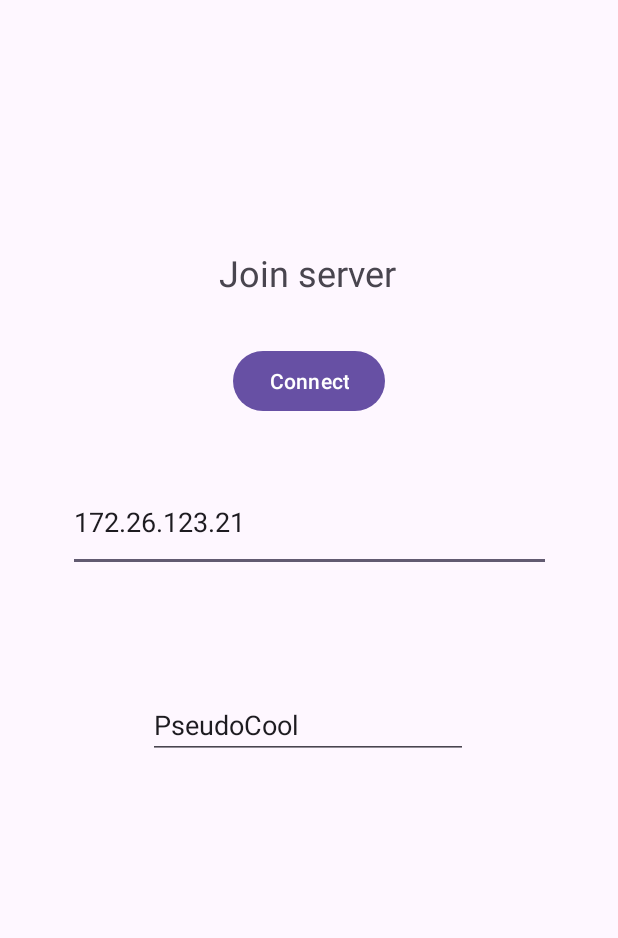
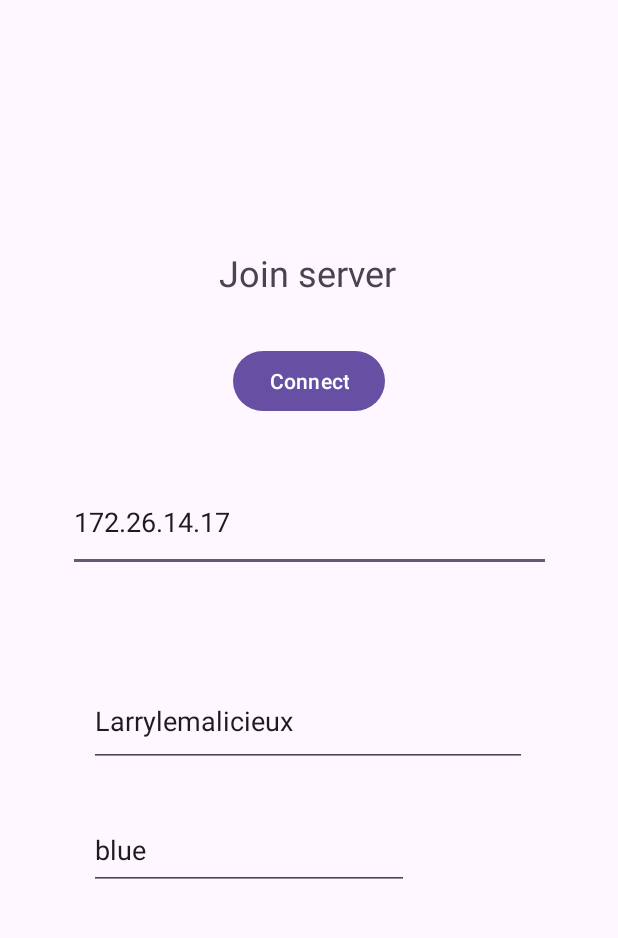
Before and after one commit to SupCrown/android, an Android app: the screen it shows after launch (MainActivity), on a phone screen of 412 x 824 dp, the part 96-1034 px from its top. Run offline under Robolectric (Android 15) with nearby library versions, the phone set to English and light mode, and no system bars.

Commit message:
ajout pseudo et couleur

```diff
--- a/TPManette/app/src/main/res/layout/activity_main.xml
+++ b/TPManette/app/src/main/res/layout/activity_main.xml
@@ -43,7 +43,7 @@
         android:id="@+id/textconnectionid"
         android:layout_width="322dp"
         android:layout_height="66dp"
-        android:text="172.26.123.21"
+        android:text="172.26.14.17"
         app:layout_constraintBottom_toBottomOf="parent"
         app:layout_constraintEnd_toEndOf="parent"
         app:layout_constraintStart_toStartOf="parent"
@@ -51,11 +51,11 @@
 
     <EditText
         android:id="@+id/pseudo"
-        android:layout_width="wrap_content"
-        android:layout_height="wrap_content"
+        android:layout_width="292dp"
+        android:layout_height="61dp"
         android:ems="10"
         android:inputType="text"
-        android:text="PseudoCool"
+        android:text="Larrylemalicieux"
         app:layout_constraintBottom_toBottomOf="parent"
         app:layout_constraintEnd_toEndOf="parent"
         app:layout_constraintHorizontal_bias="0.497"
@@ -63,4 +63,16 @@
         app:layout_constraintTop_toTopOf="@+id/my_toolbar"
         app:layout_constraintVertical_bias="0.674" />
 
+    <EditText
+        android:id="@+id/color"
+        android:layout_width="213dp"
+        android:layout_height="53dp"
+        android:text="blue"
+        app:layout_constraintBottom_toBottomOf="parent"
+        app:layout_constraintEnd_toEndOf="parent"
+        app:layout_constraintHorizontal_bias="0.297"
+        app:layout_constraintStart_toStartOf="parent"
+        app:layout_constraintTop_toTopOf="parent"
+        app:layout_constraintVertical_bias="0.784" />
+
 </androidx.constraintlayout.widget.ConstraintLayout>
```
Also changed, not shown: TPManette/app/src/main/java/com/Kebaili_Bloise/controller/Controller.java (+18 -6 lines), TPManette/app/src/main/java/com/Kebaili_Bloise/controller/MainActivity.java (+12 -8 lines).
